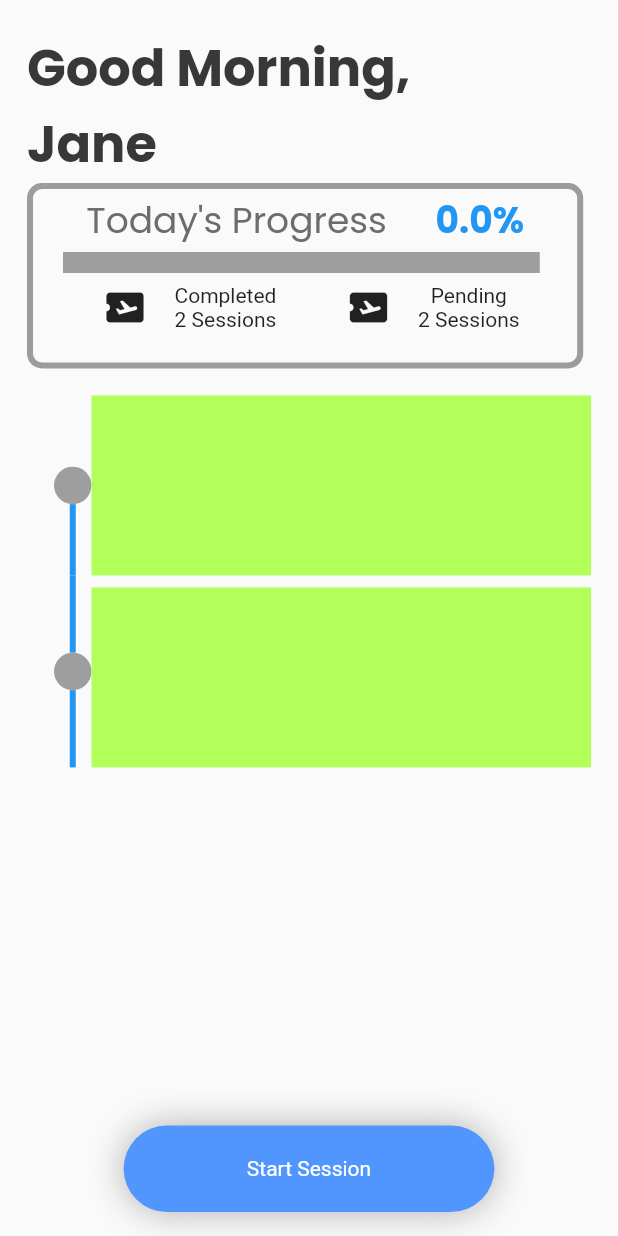
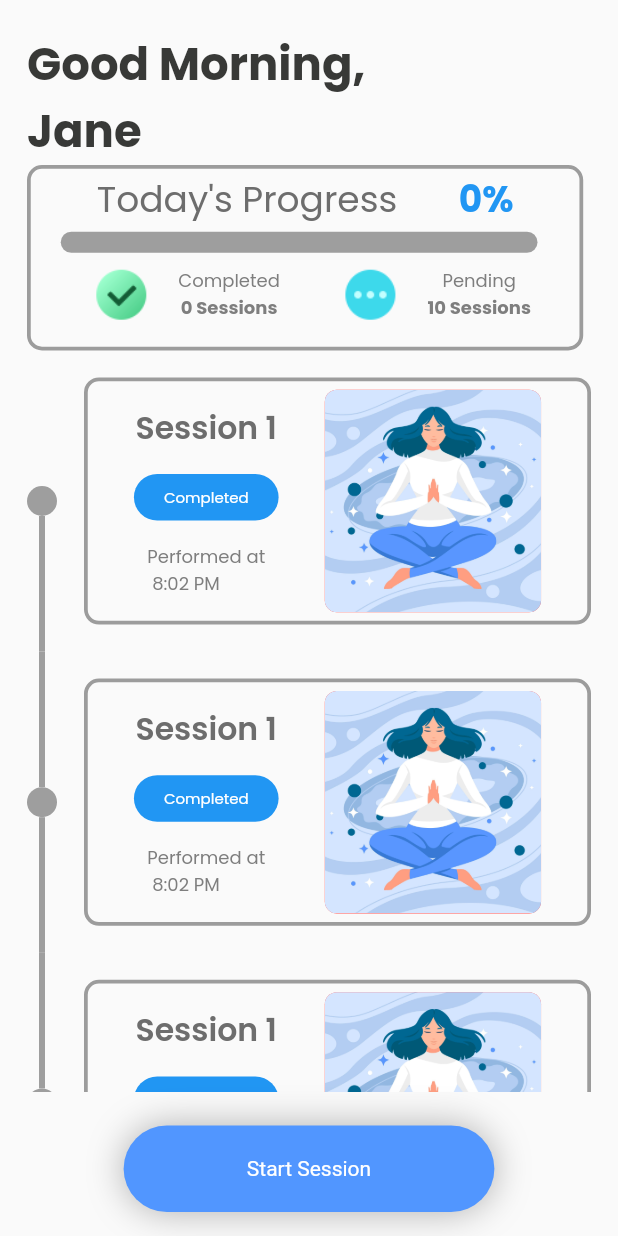
Before and after one commit to arunzuturu/fitness, a Flutter app: the screen it shows after launch, on a phone screen of 412 x 824 dp. Run offline on Flutter 3.47's test engine with Material 2 defaults, Android fonts, the phone set to English and light mode, and no system bars; drawn by our look-alikes of percent_indicator, timeline_tile; our stand-ins replace firebase_core, firebase_database, get, google_fonts; accounts and stored records are empty.

Commit message:
Updated timeline

```diff
--- /dev/null
+++ b/lib/Models/session_model.dart
@@ -0,0 +1,7 @@
+class Session
+{
+  String? timeStamp;
+  String? session;
+
+  Session({this.timeStamp, this.session});
+}
--- a/lib/View_Model/session_viewmodel.dart
+++ b/lib/View_Model/session_viewmodel.dart
@@ -1,15 +1,15 @@
 import 'package:firebase_core/firebase_core.dart';
 import 'package:firebase_database/firebase_database.dart';
-import 'package:flutter/material.dart';
 import 'package:get/get.dart';
-import 'package:intl/intl.dart';
-
+import '../Models/session_model.dart';
 
 class ProgressController extends GetxController
 {
+
   final now = DateTime.now();
+  final bools = [false,false,false,false,false,false,false,false,false,false].obs;
   final count = 0.obs;
-
+  final data = <Session>[].obs;
    @override
    void onInit() {
     // TODO: implement onInit
@@ -23,9 +23,27 @@ class ProgressController extends GetxController
      var Ref = fb.ref("sessions");
 
     Ref.onChildAdded.listen((event) {
-       count.value = event.snapshot.children.length;
-       // count.refresh();
-       print(count.value);
+      var snapshot = event.snapshot;
+      if(event.snapshot.key == date)
+        {
+          Iterable<DataSnapshot> children = snapshot.children;
+          for (var element in children) {
+            Session s = Session();
+            s.timeStamp = element.key.toString();
+            s.session = element.value.toString();
+            data.add(s);
+          }
+          count.value = event.snapshot.children.length;
+          count.refresh();
+          for (int i=0; i<count.value; i++)
+            {
+              bools[i] = true;
+            }
+          print(event.snapshot.children.length);
+        }
      });
    }
+
+
+
 }
--- a/lib/Views/home.dart
+++ b/lib/Views/home.dart
@@ -6,7 +6,6 @@ import 'package:firebase_database/firebase_database.dart';
 import 'package:get/get.dart';
 import 'package:timeline_tile/timeline_tile.dart';
 import 'package:intl/intl.dart';
-import 'package:fitness/View_Model/session_viewmodel.dart';
 import 'package:percent_indicator/percent_indicator.dart';
 
 class Home extends StatefulWidget {
@@ -18,77 +17,96 @@ class Home extends StatefulWidget {
 
 class _HomeState extends State<Home> {
   final progController = Get.put(ProgressController());
-  final fb = FirebaseDatabase.instanceFor(app: Firebase.app(),databaseURL: "https://fitness-87807-default-rtdb.asia-southeast1.firebasedatabase.app");
+  final fb = FirebaseDatabase.instanceFor(
+      app: Firebase.app(),
+      databaseURL:
+          "https://fitness-87807-default-rtdb.asia-southeast1.firebasedatabase.app");
   @override
-
   Widget build(BuildContext context) {
-
     var size = MediaQuery.of(context).size;
     return Scaffold(
         floatingActionButton: InkWell(
-          onTap: (){
+          onTap: () {
             _addsession();
             progController.getCount();
           },
           child: Container(
-            width: size.width*0.6,
-            height: size.height*0.07,
+            width: size.width * 0.6,
+            height: size.height * 0.07,
             decoration: BoxDecoration(
                 borderRadius: BorderRadius.circular(30),
                 color: Color(0xff5196ff),
-                boxShadow: [new BoxShadow(
+                boxShadow: [
+                  new BoxShadow(
                     color: Colors.black.withOpacity(0.3),
                     blurRadius: 20.0,
-                ),]
                   ),
-            child: Center(child: Text("Start Session", style: TextStyle(color: Colors.white),)),
+                ]),
+            child: Center(
+                child: Text(
+              "Start Session",
+              style: TextStyle(color: Colors.white),
+            )),
           ),
         ),
         floatingActionButtonLocation: FloatingActionButtonLocation.centerFloat,
         body: SafeArea(
           child: Padding(
-          padding: EdgeInsets.only(left: 18.0,top: 20),
+            padding: EdgeInsets.only(left: 18.0, top: 20),
             child: Container(
               width: size.width,
               height: size.height,
               child: Column(
                 crossAxisAlignment: CrossAxisAlignment.start,
                 children: [
-                Text("Good Morning,\nJane",style: h1,),
-                Obx(()=> HeadingCard(size,(progController.count/10 )*100)),
-                Padding(
-                  padding: const EdgeInsets.all(18.0),
-                  child: SingleChildScrollView(child: TimeLine(size)),
+                  Text(
+                    "Good Morning,\nJane",
+                    style: h1,
+                  ),
+                  Obx(() => HeadingCard(
+                      size, ((progController.count / 10) * 100).toInt())),
+                  Expanded(
+                    child: SingleChildScrollView(
+                      child: Column(
+                        children: [
+                          SizedBox(
+                            height: size.height*0.6,
+                            child: ListView.builder(
+                                itemCount: 10,
+                                itemBuilder: (context, index) {
+                                  return Obx(()=> TimeLine(size, progController.bools[index], index));
+                                }),
                           )
-
-
+                        ],
+                      ),
+                    ),
+                  )
                 ],
               ),
             ),
           ),
-      )
+        ));
+  }
 
-    );
-  }
-  Future<void> _addsession()
-  async {
+  Future<void> _addsession() async {
     final now = new DateTime.now();
-    String formatter = now.toString().substring(0,10);
+    String formatter = now.toString().substring(0, 10);
     String time = DateFormat.jm().format(now);
     var ref = fb.ref('sessions/$formatter/$time');
     await ref.set("Session 7");
   }
 }
 
-
-Widget HeadingCard(size, percentage)
-{
+Widget HeadingCard(size, percentage) {
   return Container(
-    width: size.width*0.90,
-    height: size.height*0.15,
+      width: size.width * 0.90,
+      height: size.height * 0.15,
       decoration: BoxDecoration(
         borderRadius: BorderRadius.circular(10),
-      border: Border.all(color: Color(0xff9c9c9c), width: 4, ),
+        border: Border.all(
+          color: Color(0xff9c9c9c),
+          width: 2.5,
+        ),
       ),
       child: Column(
         children: [
@@ -98,18 +116,26 @@ Widget HeadingCard(size, percentage)
               child: Row(
                 mainAxisAlignment: MainAxisAlignment.spaceEvenly,
                 children: [
-                Text("Today's Progress", style: h2,),
-                Text("$percentage%",style: h2.copyWith(color: Colors.blue, fontWeight: FontWeight.bold),),
+                  Text(
+                    "Today's Progress",
+                    style: h2,
+                  ),
+                  Text(
+                    "$percentage%",
+                    style: h2.copyWith(
+                        color: Colors.blue, fontWeight: FontWeight.bold),
+                  ),
                 ],
               ),
             ),
           ),
           Padding(
-          padding: const EdgeInsets.only(left:10.0),
+            padding: const EdgeInsets.only(left: 10.0),
             child: LinearPercentIndicator(
-            width: size.width*0.82,
+              barRadius: Radius.circular(30),
+              width: size.width * 0.82,
               lineHeight: 14.0,
-            percent: percentage/100,
+              percent: percentage / 100,
               backgroundColor: Colors.grey,
               progressColor: Colors.blue,
             ),
@@ -121,13 +147,24 @@ Widget HeadingCard(size, percentage)
                 children: [
                   Padding(
                     padding: const EdgeInsets.all(8.0),
-                  child: Icon(Icons.airplane_ticket, size: 30,),
+                    child: Image.asset(
+                      'assets/images/pending.png',
+                      scale: 1.2,
                     ),
-                SizedBox(width: 10,),
+                  ),
+                  SizedBox(
+                    width: 10,
+                  ),
                   Column(
                     children: [
-                    Text("Completed"),
-                    Text("2 Sessions")
+                      Text(
+                        "Completed",
+                        style: sub1,
+                      ),
+                      Text(
+                        "${(percentage / 10).toInt()} Sessions",
+                        style: sub1.copyWith(fontWeight: FontWeight.bold),
+                      )
                     ],
                   )
                 ],
@@ -136,56 +173,122 @@ Widget HeadingCard(size, percentage)
                 children: [
                   Padding(
                     padding: const EdgeInsets.all(8.0),
-                  child: Icon(Icons.airplane_ticket, size: 30,),
+                    child: Image.asset(
+                      'assets/images/Done.png',
+                      scale: 1.2,
                     ),
-                SizedBox(width: 10,),
+                  ),
+                  SizedBox(
+                    width: 10,
+                  ),
                   Column(
                     children: [
-                    Text("Pending"),
-                    Text("2 Sessions")
+                      Text(
+                        "Pending",
+                        style: sub1,
+                      ),
+                      Text(
+                        "${(10 - percentage / 10).toInt()} Sessions",
+                        style: sub1.copyWith(fontWeight: FontWeight.bold),
+                      )
                     ],
                   )
                 ],
               ),
             ],
           )
-
         ],
-    )
-  );
+      ));
 }
 
-Widget TimeLine(size)
-{
+Widget TimeLine(size, status, index) {
   return Column(
     children: [
       TimelineTile(
-        afterLineStyle: LineStyle(color: Colors.blue),
+        beforeLineStyle: status ? LineStyle(color: Colors.blue) : LineStyle(color: Colors.grey),
+        afterLineStyle: status ? LineStyle(color: Colors.blue) : LineStyle(color: Colors.grey) ,
         alignment: TimelineAlign.start,
-        isFirst: true,
-        endChild: Container(
-          constraints: const BoxConstraints(
-            minHeight: 120,
+        indicatorStyle: IndicatorStyle(
+            indicator: Container(
+          decoration: BoxDecoration(
+            color: status ? Colors.blueAccent : Colors.grey,
+            shape: BoxShape.circle,
           ),
-          color: Colors.lightGreenAccent,
-        ),
-      ),
-
-      TimelineTile(
-        beforeLineStyle: LineStyle(color: Colors.blue),
-        alignment: TimelineAlign.start,
-        hasIndicator: true,
+          child: Center(
+              child: status ? Icon(
+            Icons.done_sharp,
+            size: 12,
+            color: Colors.white,
+          ): null),
+        )),
+        isFirst: index==0 ? true : false,
         endChild: Padding(
-          padding: const EdgeInsets.only(top: 8.0),
-          child: Container(
-            constraints: const BoxConstraints(
-              minHeight: 120,
-            ),
-            color: Colors.lightGreenAccent,
-
-          ),
-        ),
+            padding: const EdgeInsets.all(18.0),
+            child: SessionCard(size, status)),
       ),
     ],
   );
 }
+
+Widget SessionCard(size, status) {
+  return Stack(
+    children: [
+      Container(
+          constraints: BoxConstraints(minHeight: size.height * 0.2),
+          color: status ? Colors.grey.withOpacity(0.35) : Colors.transparent),
+      Container(
+          constraints: BoxConstraints(minHeight: size.height * 0.2),
+          child: Row(
+            mainAxisAlignment: MainAxisAlignment.spaceEvenly,
+            children: [
+              Column(
+                mainAxisAlignment: MainAxisAlignment.spaceEvenly,
+                children: [
+                  Text(
+                    "Session 1",
+                    style:
+                        h2.copyWith(fontWeight: FontWeight.w600, fontSize: 21),
+                  ),
+                  Container(
+                    decoration: BoxDecoration(
+                      color: Colors.blue,
+                      borderRadius: BorderRadius.circular(22),
+                    ),
+                    child: Padding(
+                      padding: const EdgeInsets.only(
+                          left: 20, right: 20, top: 8, bottom: 8),
+                      child: Text(
+                        "Completed",
+                        style: sub1.copyWith(color: Colors.white, fontSize: 10),
+                      ),
+                    ),
+                  ),
+                  Text(
+                    "Performed at\n 8:02 PM",
+                    style: sub1,
+                  )
+                ],
+              ),
+              Container(
+                width: size.width * 0.35,
+                height: size.height * 0.18,
+                decoration: BoxDecoration(
+                  image: DecorationImage(
+                      fit: BoxFit.cover,
+                      image: AssetImage('assets/images/1.jpg')),
+                  borderRadius: BorderRadius.all(Radius.circular(8.0)),
+                  color: Colors.redAccent,
+                ),
+              ),
+            ],
+          ),
+          decoration: BoxDecoration(
+            borderRadius: BorderRadius.circular(10),
+            border: Border.all(
+              color: Color(0xff9c9c9c),
+              width: 2.5,
+            ),
+          )),
+    ],
+  );
+}
--- a/lib/constants.dart
+++ b/lib/constants.dart
@@ -4,6 +4,9 @@ import 'package:flutter/material.dart';
 import 'package:google_fonts/google_fonts.dart';
 
 TextStyle h1 = GoogleFonts.poppins(
-    fontWeight: FontWeight.bold, fontSize: 34, color: Color(0xff383937));
+    fontWeight: FontWeight.bold, fontSize: 30, color: Color(0xff383937));
 TextStyle h2 = GoogleFonts.poppins(
     fontWeight: FontWeight.normal, fontSize: 24, color: Color(0xFF6D6D6D));
+TextStyle sub1 = GoogleFonts.poppins(
+  fontWeight: FontWeight.w400, fontSize: 12, color: Color(0xff7E7E7E)
+);
```
Also changed, not shown: pubspec.yaml (+3 -9 lines), assets/images/1.jpg (added), assets/images/Done.png (added), assets/images/pending.png (added). Lines whose indentation alone changed are shown as unchanged.
